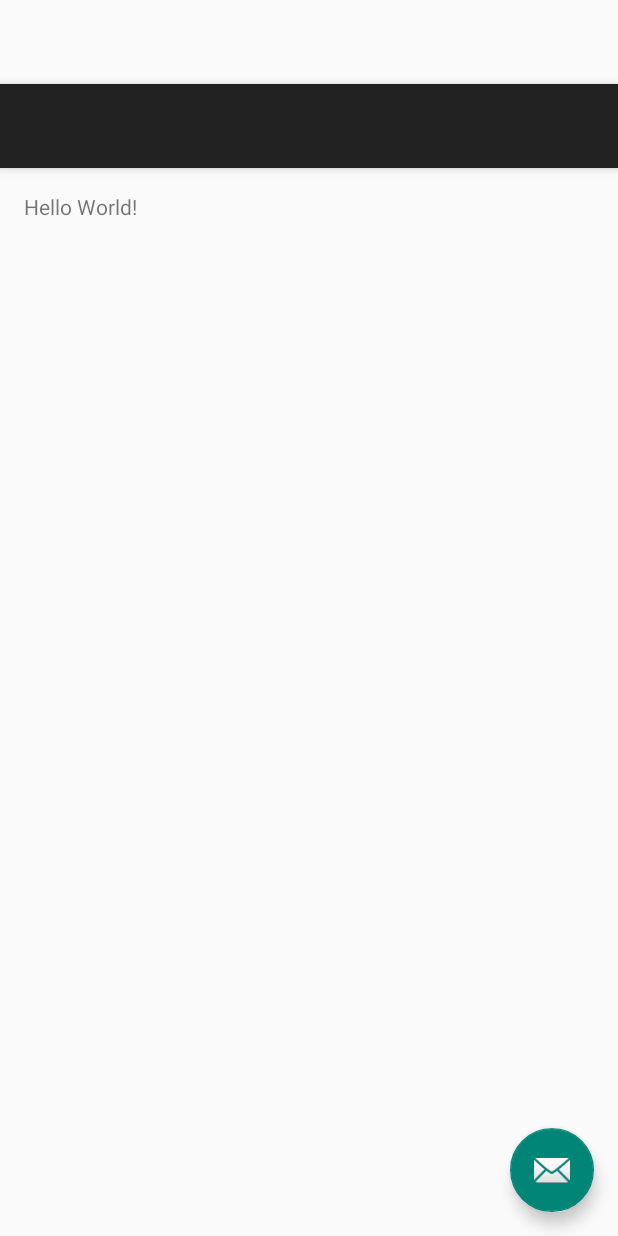
After one commit to Twirlbug/SQLMultiTableDatabse, an Android app: the layout activity_main.xml on its own in the app's theme, with its tools: preview values and no code run, on a phone screen of 412 x 824 dp. The commit adds this screen. Run offline under Robolectric (Android 15) with nearby library versions, the light colour scheme and no system bars.

```diff
--- a/app/src/main/java/com/example/twirlbug/Split_The_Bill/MainActivity.java
+++ b/app/src/main/java/com/example/twirlbug/Split_The_Bill/MainActivity.java
@@ -34,7 +34,6 @@ public class MainActivity extends Activity implements AdapterView.OnItemSelected
     protected void onCreate(Bundle savedInstanceState){
         super.onCreate(savedInstanceState);
         setContentView(R.layout.place_insert_layout);
-
         Place_Name = (EditText) findViewById(R.id.Place_Name);
         Place_Address = (EditText) findViewById(R.id.Place_Address);
         Place_Spinner = (Spinner) findViewById(R.id.Place_Spinner);
--- a/app/src/main/java/com/example/twirlbug/Split_The_Bill/PurchaseListFragment.java
+++ b/app/src/main/java/com/example/twirlbug/Split_The_Bill/PurchaseListFragment.java
@@ -114,7 +114,6 @@ public class PurchaseListFragment extends Fragment {
             mAdapter = new PurchaseAdapter(purchases);
             mPurchaseRecyclerView.setAdapter(mAdapter);
         }else{
-            //mAdapter.setPurchases(purchases);
             mAdapter.notifyDataSetChanged();
         }
 
@@ -179,7 +178,7 @@ public class PurchaseListFragment extends Fragment {
         @Override
         public void onBindViewHolder(PurchaseHolder holder, int position) {
             Purchase purchase = mpurchase.get(position);
-            Log.d("Viewer Prepping", "Going to bind scroller at " + position); // for debugging purposes
+            //Log.d("Viewer Prepping", "Going to bind scroller"); // for debugging purposes
             //holder.mDateTextView.setText(purchase.getDateS());  //working basic code for recycle viewer
             holder.bindPurchase(purchase);
         }
@@ -190,7 +189,7 @@ public class PurchaseListFragment extends Fragment {
         }
 
 
-        public void setPurchases(List<Purchase> purchase) {
+        public void setPurchase(List<Purchase> purchase) {
             mpurchase = purchase;
         }
 
--- /dev/null
+++ b/app/src/main/res/layout/activity_main.xml
@@ -0,0 +1,34 @@
+<?xml version="1.0" encoding="utf-8"?>
+<android.support.design.widget.CoordinatorLayout xmlns:android="http://schemas.android.com/apk/res/android"
+    xmlns:app="http://schemas.android.com/apk/res-auto"
+    xmlns:tools="http://schemas.android.com/tools"
+    android:layout_width="match_parent"
+    android:layout_height="match_parent"
+    android:fitsSystemWindows="true"
+    tools:context="com.example.twirlbug.Split_The_Bill.MainActivity">
+
+    <android.support.design.widget.AppBarLayout
+        android:layout_width="match_parent"
+        android:layout_height="wrap_content"
+        android:theme="@style/AppTheme.AppBarOverlay">
+
+        <android.support.v7.widget.Toolbar
+            android:id="@+id/toolbar"
+            android:layout_width="match_parent"
+            android:layout_height="?attr/actionBarSize"
+            android:background="?attr/colorPrimary"
+            app:popupTheme="@style/AppTheme.PopupOverlay" />
+
+    </android.support.design.widget.AppBarLayout>
+
+    <include layout="@layout/content_main" />
+
+    <android.support.design.widget.FloatingActionButton
+        android:id="@+id/fab"
+        android:layout_width="wrap_content"
+        android:layout_height="wrap_content"
+        android:layout_gravity="bottom|end"
+        android:layout_margin="@dimen/fab_margin"
+        android:src="@android:drawable/ic_dialog_email" />
+
+</android.support.design.widget.CoordinatorLayout>
--- /dev/null
+++ b/app/src/main/res/layout/content_main.xml
@@ -0,0 +1,19 @@
+<?xml version="1.0" encoding="utf-8"?>
+<RelativeLayout xmlns:android="http://schemas.android.com/apk/res/android"
+    xmlns:app="http://schemas.android.com/apk/res-auto"
+    xmlns:tools="http://schemas.android.com/tools"
+    android:layout_width="match_parent"
+    android:layout_height="match_parent"
+    android:paddingBottom="@dimen/activity_vertical_margin"
+    android:paddingLeft="@dimen/activity_horizontal_margin"
+    android:paddingRight="@dimen/activity_horizontal_margin"
+    android:paddingTop="@dimen/activity_vertical_margin"
+    app:layout_behavior="@string/appbar_scrolling_view_behavior"
+    tools:context="com.example.twirlbug.Split_The_Bill.MainActivity"
+    tools:showIn="@layout/activity_main">
+
+    <TextView
+        android:layout_width="wrap_content"
+        android:layout_height="wrap_content"
+        android:text="Hello World!" />
+</RelativeLayout>
```
Also changed, not shown: app/src/main/java/com/example/twirlbug/Split_The_Bill/Purchase.java (+10 -14 lines), app/src/main/java/com/example/twirlbug/Split_The_Bill/PurchaseFragment.java (+0 -8 lines), app/src/main/java/com/example/twirlbug/Split_The_Bill/PurchaseLister.java (+8 -73 lines), app/src/main/java/com/example/twirlbug/Split_The_Bill/database/DatabaseHelper.java (+26 -26 lines), app/src/main/java/com/example/twirlbug/Split_The_Bill/database/DbSchema.java (+14 -14 lines), app/src/main/res/menu/menu_main.xml (added, +10 -0 lines), app/src/main/res/values-v21/styles.xml (added, +9 -0 lines).
